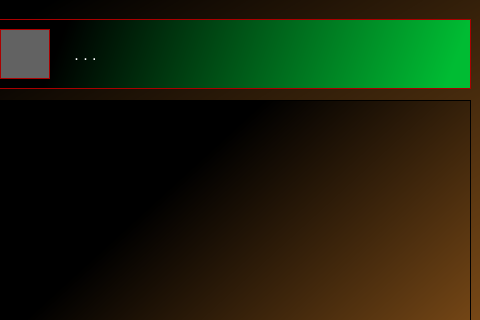
Qt form messenger1/app.ui (Lucimad007/Messenger_sprites_6) before a commit; both pictures show x 520 to 1000 and y 0 to 320 of the 1000 by 600 pixel window.
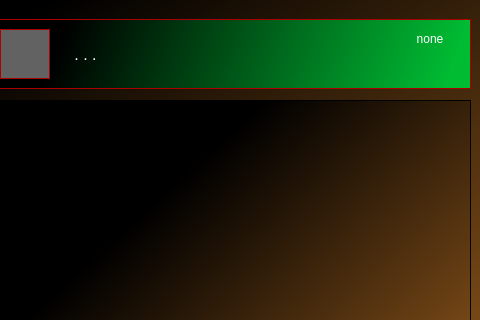
The same form after that commit.

Commit message: type labels and new Classes

What changed in the file:
```diff
--- a/messenger1/app.ui
+++ b/messenger1/app.ui
@@ -160,6 +160,27 @@
       <string> . . .</string>
      </property>
     </widget>
+    <widget class="QLabel" name="typeLabel">
+     <property name="geometry">
+      <rect>
+       <x>410</x>
+       <y>10</y>
+       <width>60</width>
+       <height>20</height>
+      </rect>
+     </property>
+     <property name="styleSheet">
+      <string notr="true">background:transparent;
+color: rgb(255, 255, 255);
+border:transparent;</string>
+     </property>
+     <property name="text">
+      <string>none</string>
+     </property>
+     <property name="alignment">
+      <set>Qt::AlignCenter</set>
+     </property>
+    </widget>
    </widget>
    <widget class="QScrollArea" name="chatScrollArea">
     <property name="geometry">
```
Left out of the diff: 2 changed lines with no effect on the pictures. The commit also changes 9 other files.
